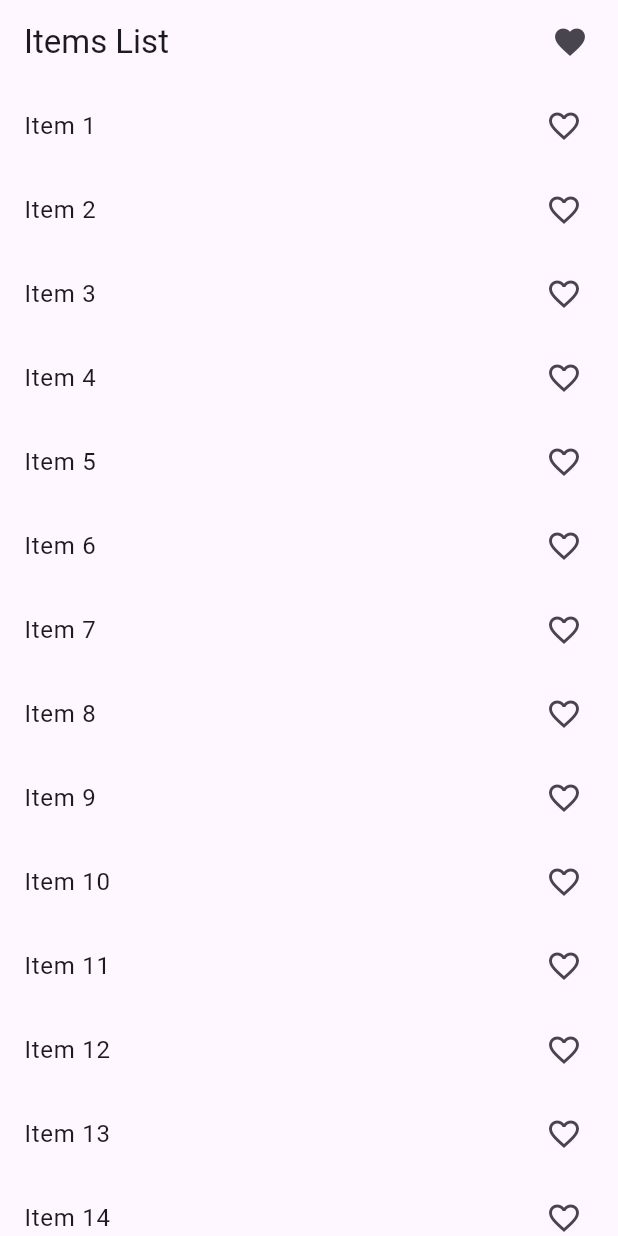
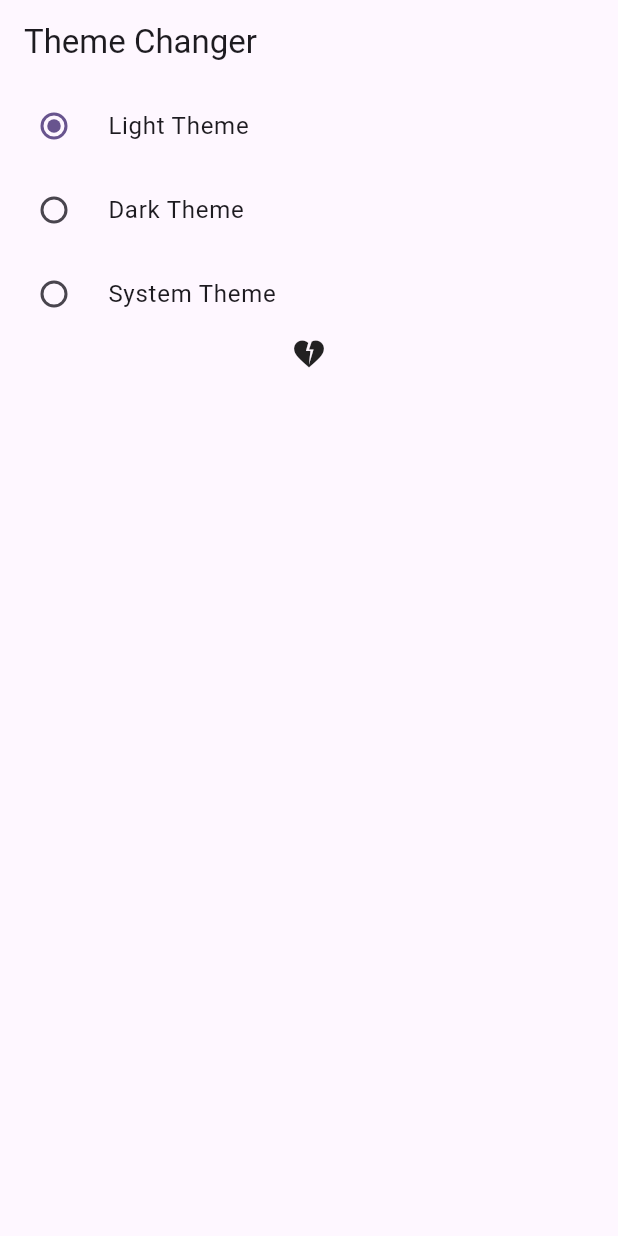
Before and after one commit to Repos-By-Aryan/Provider, a Flutter app: the screen it shows after launch, on a phone screen of 412 x 824 dp. Run offline on Flutter 3.47's test engine with Material 3 defaults, Android fonts, the phone set to English and light mode, and no system bars.

Commit message:
Theme Changer

```diff
--- a/lib/Favourite/my_favourites.dart
+++ b/lib/Favourite/my_favourites.dart
@@ -29,7 +29,7 @@ class _MyFavouritesState extends State<MyFavourites> {
         children: [
           Expanded(
             child: ListView.builder(
-                itemCount: 1000,
+                itemCount: 1000,//provider.selectedItem.length,
                 itemBuilder: (context, index){
                   return Consumer<FavouriteProvider>(
                     builder: (context,value,child){
--- /dev/null
+++ b/lib/Theme/dark_theme.dart
@@ -0,0 +1,42 @@
+import 'package:flutter/material.dart';
+import 'package:provider/provider.dart';
+import 'package:provider_tutorials/Theme/theme_changer_provider.dart';
+
+class ThemeScreen extends StatefulWidget {
+  const ThemeScreen({super.key});
+
+  @override
+  State<ThemeScreen> createState() => _ThemeScreenState();
+}
+
+class _ThemeScreenState extends State<ThemeScreen> {
+  @override
+  Widget build(BuildContext context) {
+    final themeChange= Provider.of<ThemeChanger>(context);
+    return Scaffold(
+      appBar: AppBar(
+        title: Text("Theme Changer"),
+      ),
+      body: Column(
+        children: [
+          RadioListTile<ThemeMode>(
+              title:Text("Light Theme"),
+              value: ThemeMode.light,
+              groupValue: themeChange.themeMode,
+              onChanged: themeChange.setTheme),
+          RadioListTile<ThemeMode>(
+              title:Text("Dark Theme"),
+              value: ThemeMode.dark,
+              groupValue: themeChange.themeMode,
+              onChanged: themeChange.setTheme),
+          RadioListTile<ThemeMode>(
+              title:Text("System Theme"),
+              value: ThemeMode.system,
+              groupValue: themeChange.themeMode,
+              onChanged: themeChange.setTheme),
+          Icon(Icons.heart_broken)
+        ],
+      ),
+    );
+  }
+}
--- /dev/null
+++ b/lib/Theme/theme_changer_provider.dart
@@ -0,0 +1,13 @@
+import 'package:flutter/foundation.dart';
+import 'package:flutter/material.dart';
+
+class ThemeChanger with ChangeNotifier{
+
+  var _themeMode = ThemeMode.light;
+  ThemeMode get themeMode => _themeMode;
+
+  void setTheme(themeMode){
+    _themeMode = themeMode;
+    notifyListeners();
+  }
+}
--- a/lib/main.dart
+++ b/lib/main.dart
@@ -2,6 +2,8 @@ import 'package:flutter/material.dart';
 import 'package:provider/provider.dart';
 import 'package:provider_tutorials/ExampleTwo/example_two.dart';
 import 'package:provider_tutorials/Favourite/favourite_items.dart';
+import 'package:provider_tutorials/Theme/dark_theme.dart';
+import 'package:provider_tutorials/Theme/theme_changer_provider.dart';
 import 'package:provider_tutorials/count_example.dart';
 
 import 'ExampleTwo/example_two_provider.dart';
@@ -23,16 +25,29 @@ class MyApp extends StatelessWidget {
         ChangeNotifierProvider(create: (_)=> CountProvider()),
         ChangeNotifierProvider(create: (_)=> ExampleTwoProvider()),
         ChangeNotifierProvider(create: (_)=> FavouriteProvider()),
-
+        ChangeNotifierProvider(create: (_)=> ThemeChanger()),
       ],
-      child: MaterialApp(
+      child: Builder(builder: (BuildContext context){
+        return MaterialApp(
           title: 'Flutter Demo',
+          themeMode: Provider.of<ThemeChanger>(context).themeMode,
           theme: ThemeData(
             colorScheme: ColorScheme.fromSeed(seedColor: Colors.deepPurple),
             useMaterial3: true,
           ),
-          home: const FavouriteItem(),
-      ),
+          darkTheme: ThemeData(
+            brightness: Brightness.dark,
+            appBarTheme: AppBarTheme(
+              color: Colors.pink,
+            ),
+            iconTheme: IconThemeData(
+              color: Colors.pink,
+            ),
+
+          ),
+          home: const ThemeScreen(),
+        );
+      }),
     );
   }
 }
```
